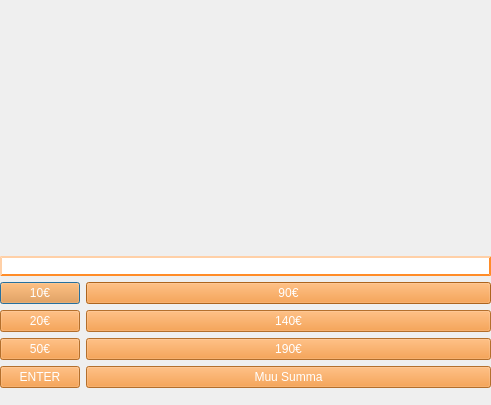
First picture: the form in frontend/NostoTalletusDLL/nostotalletus.ui, repository NoelVahajylkka/Bank_Simulator_2023_Year1, before the edit.
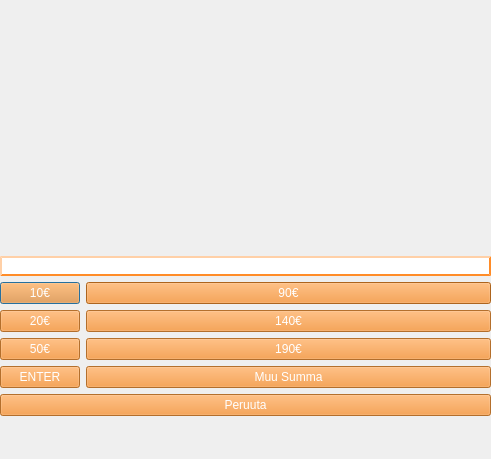
Second picture: the form after the edit.

```diff
--- a/frontend/NostoTalletusDLL/nostotalletus.ui
+++ b/frontend/NostoTalletusDLL/nostotalletus.ui
@@ -7,7 +7,7 @@
     <x>0</x>
     <y>0</y>
     <width>491</width>
-    <height>405</height>
+    <height>459</height>
    </rect>
   </property>
   <property name="windowTitle">
@@ -200,6 +200,25 @@
         </property>
        </widget>
       </item>
+      <item row="4" column="0" colspan="2">
+       <widget class="QPushButton" name="buttonPeruuta">
+        <property name="mouseTracking">
+         <bool>true</bool>
+        </property>
+        <property name="styleSheet">
+         <string notr="true">QPushButton#buttonPeruuta{
+background-color:rgba(242, 140, 40,0.9); color: rgba(0, 0, 0, 0.8);
+color: white;
+}
+QPushButton#buttonPeruuta:hover{
+background-color:rgba(230, 120, 40,0.9); color: rgba(0, 0, 0, 0.8); 
+}</string>
+        </property>
+        <property name="text">
+         <string>Peruuta</string>
+        </property>
+       </widget>
+      </item>
      </layout>
     </item>
     <item row="2" column="0">
```
